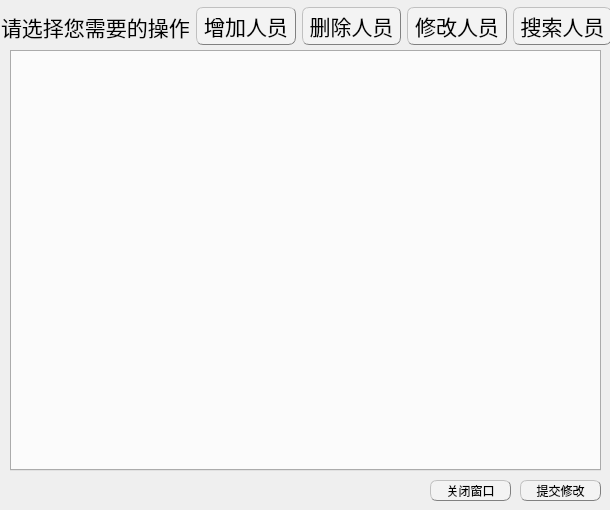
EsZHU/QtExamSystem, file personmanagedialog.ui: the form before one commit.
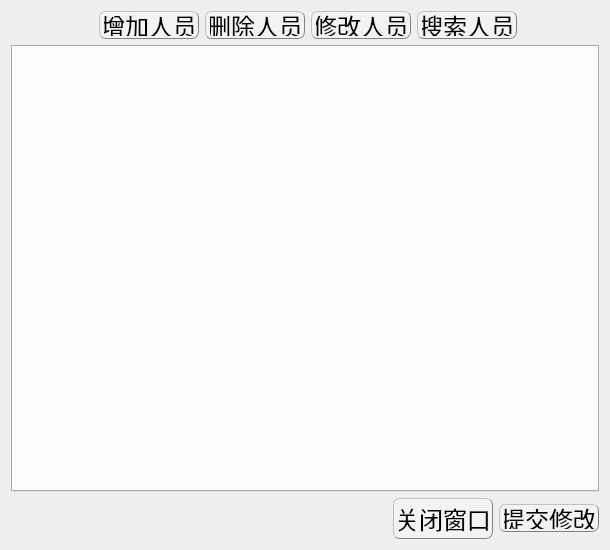
The form after the commit.

Commit message: 完善：人员管理界面字体大小

```diff
--- a/personmanagedialog.ui
+++ b/personmanagedialog.ui
@@ -7,32 +7,56 @@
     <x>0</x>
     <y>0</y>
     <width>610</width>
-    <height>510</height>
+    <height>550</height>
    </rect>
   </property>
   <property name="minimumSize">
    <size>
     <width>610</width>
-    <height>510</height>
+    <height>550</height>
    </size>
   </property>
   <property name="maximumSize">
    <size>
     <width>800</width>
-    <height>510</height>
+    <height>550</height>
    </size>
   </property>
   <property name="windowTitle">
    <string>Form</string>
   </property>
+  <layout class="QGridLayout" name="gridLayout">
+   <item row="2" column="3">
+    <spacer name="horizontalSpacer">
+     <property name="orientation">
+      <enum>Qt::Horizontal</enum>
+     </property>
+     <property name="sizeHint" stdset="0">
+      <size>
+       <width>40</width>
+       <height>20</height>
+      </size>
+     </property>
+    </spacer>
+   </item>
+   <item row="2" column="6">
   <widget class="QPushButton" name="submitButton">
-   <property name="geometry">
-    <rect>
-     <x>520</x>
-     <y>480</y>
-     <width>81</width>
-     <height>21</height>
-    </rect>
+     <property name="minimumSize">
+      <size>
+       <width>100</width>
+       <height>28</height>
+      </size>
+     </property>
+     <property name="maximumSize">
+      <size>
+       <width>100</width>
+       <height>28</height>
+      </size>
+     </property>
+     <property name="font">
+      <font>
+       <pointsize>18</pointsize>
+      </font>
    </property>
    <property name="styleSheet">
     <string notr="true">QPushButton{background-color: rgb(243, 243, 243);border:0.5px groove gray;border-radius:7px;padding:2px 4px;border-style: outset;}
@@ -43,57 +67,86 @@
     <string>提交修改</string>
    </property>
   </widget>
-  <widget class="QTabWidget" name="tabWidget">
-   <property name="geometry">
-    <rect>
-     <x>10</x>
-     <y>50</y>
-     <width>591</width>
-     <height>421</height>
-    </rect>
-   </property>
-   <property name="tabPosition">
-    <enum>QTabWidget::West</enum>
-   </property>
-   <property name="currentIndex">
-    <number>-1</number>
-   </property>
-   <property name="elideMode">
-    <enum>Qt::ElideNone</enum>
-   </property>
-  </widget>
+   </item>
+   <item row="2" column="5">
+    <widget class="QPushButton" name="closeButton">
+     <property name="minimumSize">
+      <size>
+       <width>100</width>
+       <height>28</height>
+      </size>
+     </property>
+     <property name="maximumSize">
+      <size>
+       <width>100</width>
+       <height>16777215</height>
+      </size>
+     </property>
+     <property name="font">
+      <font>
+       <pointsize>18</pointsize>
+      </font>
+     </property>
+     <property name="styleSheet">
+      <string notr="true">QPushButton{background-color: rgb(243, 243, 243);border:0.5px groove gray;border-radius:7px;padding:2px 4px;border-style: outset;}
+QPushButton:hover{background-color:rgb(229, 241, 251); color: black;}
+QPushButton:pressed{background-color:rgb(191, 190, 192);border-style: inset;}</string>
+     </property>
+     <property name="text">
+      <string>关闭窗口</string>
+     </property>
+    </widget>
+   </item>
+   <item row="0" column="1" colspan="6">
   <widget class="QWidget" name="widget" native="true">
-   <property name="geometry">
-    <rect>
-     <x>1</x>
-     <y>1</y>
-     <width>611</width>
-     <height>51</height>
-    </rect>
-   </property>
    <property name="font">
     <font>
      <pointsize>5</pointsize>
     </font>
    </property>
    <layout class="QHBoxLayout" name="horizontalLayout">
+      <property name="leftMargin">
+       <number>0</number>
+      </property>
+      <property name="topMargin">
+       <number>0</number>
+      </property>
+      <property name="rightMargin">
+       <number>0</number>
+      </property>
+      <property name="bottomMargin">
+       <number>0</number>
+      </property>
     <item>
-     <widget class="QLabel" name="label">
-      <property name="font">
-       <font>
-        <pointsize>16</pointsize>
-       </font>
-      </property>
-      <property name="text">
-       <string>请选择您需要的操作</string>
-      </property>
-     </widget>
+       <spacer name="horizontalSpacer_2">
+        <property name="orientation">
+         <enum>Qt::Horizontal</enum>
+        </property>
+        <property name="sizeHint" stdset="0">
+         <size>
+          <width>40</width>
+          <height>20</height>
+         </size>
+        </property>
+       </spacer>
     </item>
     <item>
      <widget class="QPushButton" name="addPersonButton">
+        <property name="minimumSize">
+         <size>
+          <width>100</width>
+          <height>28</height>
+         </size>
+        </property>
+        <property name="maximumSize">
+         <size>
+          <width>100</width>
+          <height>28</height>
+         </size>
+        </property>
       <property name="font">
        <font>
-        <pointsize>16</pointsize>
+          <pointsize>18</pointsize>
        </font>
       </property>
       <property name="styleSheet">
@@ -108,9 +161,21 @@
     </item>
     <item>
      <widget class="QPushButton" name="deleteButton">
+        <property name="minimumSize">
+         <size>
+          <width>100</width>
+          <height>28</height>
+         </size>
+        </property>
+        <property name="maximumSize">
+         <size>
+          <width>100</width>
+          <height>28</height>
+         </size>
+        </property>
       <property name="font">
        <font>
-        <pointsize>16</pointsize>
+          <pointsize>18</pointsize>
        </font>
       </property>
       <property name="styleSheet">
@@ -125,9 +190,21 @@
     </item>
     <item>
      <widget class="QPushButton" name="changePersonButton">
+        <property name="minimumSize">
+         <size>
+          <width>100</width>
+          <height>28</height>
+         </size>
+        </property>
+        <property name="maximumSize">
+         <size>
+          <width>100</width>
+          <height>28</height>
+         </size>
+        </property>
       <property name="font">
        <font>
-        <pointsize>16</pointsize>
+          <pointsize>18</pointsize>
        </font>
       </property>
       <property name="styleSheet">
@@ -142,9 +219,21 @@
     </item>
     <item>
      <widget class="QPushButton" name="searchPersonButton">
+        <property name="minimumSize">
+         <size>
+          <width>100</width>
+          <height>28</height>
+         </size>
+        </property>
+        <property name="maximumSize">
+         <size>
+          <width>100</width>
+          <height>28</height>
+         </size>
+        </property>
       <property name="font">
        <font>
-        <pointsize>16</pointsize>
+          <pointsize>18</pointsize>
        </font>
       </property>
       <property name="styleSheet">
@@ -157,26 +246,42 @@
       </property>
      </widget>
     </item>
-   </layout>
-  </widget>
-  <widget class="QPushButton" name="closeButton">
-   <property name="geometry">
-    <rect>
-     <x>430</x>
-     <y>480</y>
-     <width>81</width>
-     <height>21</height>
-    </rect>
-   </property>
-   <property name="styleSheet">
-    <string notr="true">QPushButton{background-color: rgb(243, 243, 243);border:0.5px groove gray;border-radius:7px;padding:2px 4px;border-style: outset;}
-QPushButton:hover{background-color:rgb(229, 241, 251); color: black;}
-QPushButton:pressed{background-color:rgb(191, 190, 192);border-style: inset;}</string>
-   </property>
-   <property name="text">
-    <string>关闭窗口</string>
-   </property>
-  </widget>
+      <item>
+       <spacer name="horizontalSpacer_3">
+        <property name="orientation">
+         <enum>Qt::Horizontal</enum>
+        </property>
+        <property name="sizeHint" stdset="0">
+         <size>
+          <width>40</width>
+          <height>20</height>
+         </size>
+        </property>
+       </spacer>
+      </item>
+     </layout>
+    </widget>
+   </item>
+   <item row="1" column="0" colspan="7">
+    <widget class="QTabWidget" name="tabWidget">
+     <property name="minimumSize">
+      <size>
+       <width>0</width>
+       <height>420</height>
+      </size>
+     </property>
+     <property name="tabPosition">
+      <enum>QTabWidget::West</enum>
+     </property>
+     <property name="currentIndex">
+      <number>-1</number>
+     </property>
+     <property name="elideMode">
+      <enum>Qt::ElideNone</enum>
+     </property>
+    </widget>
+   </item>
+  </layout>
  </widget>
  <resources/>
  <connections/>
```
Lines whose indentation alone changed are shown as unchanged. The commit also changes 6 other files.
